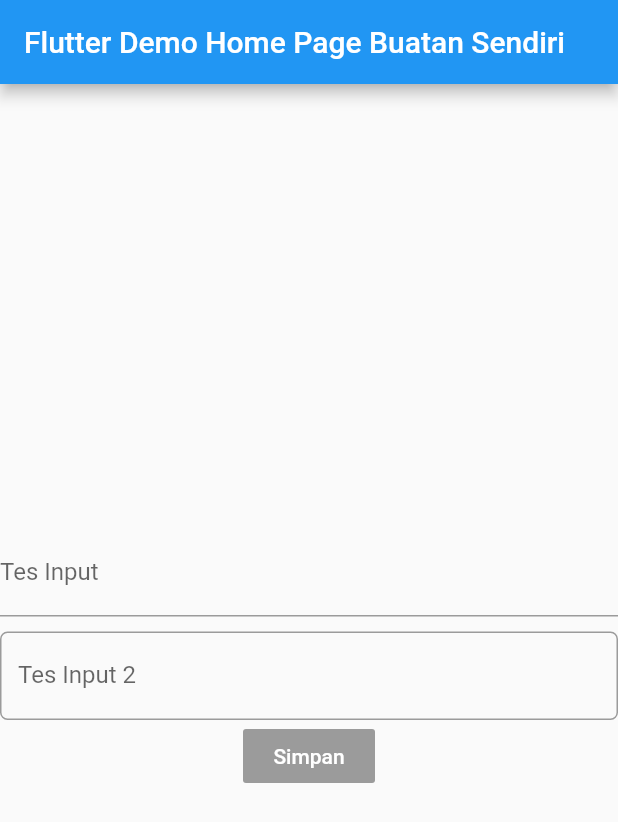
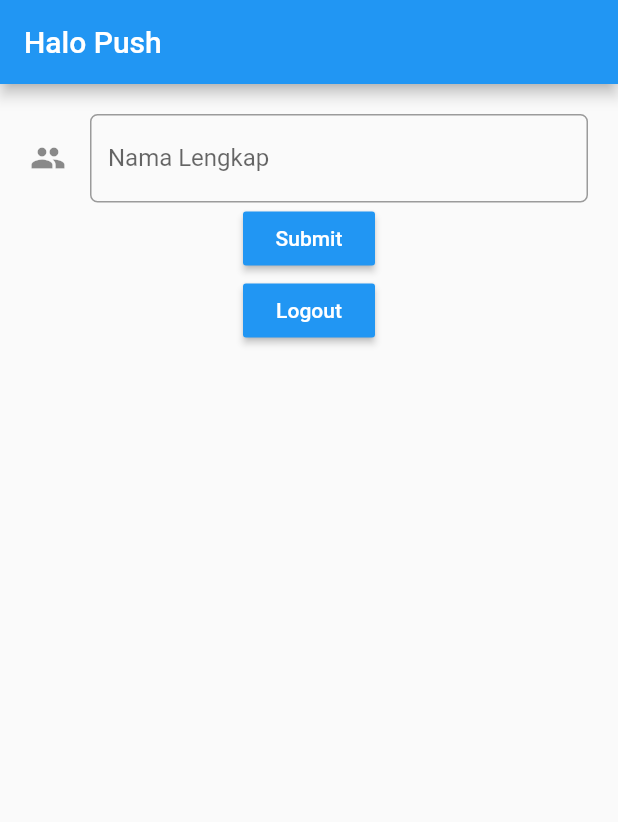
Before and after one commit to estersiwu/flutter_progmob2021, a Flutter app: the Pertemuan1 screen opened directly, on a phone screen of 412 x 824 dp. Shown: the top 822 px of the screen. Run offline on Flutter 3.47's test engine with Material 2 defaults, Android fonts, the phone set to English and light mode, and no system bars; our stand-ins replace shared_preferences; missing offline and left inert: dart:js; accounts and stored records are empty.

```diff
--- a/lib/pertemuan1.dart
+++ b/lib/pertemuan1.dart
@@ -1,4 +1,6 @@
 import 'package:flutter/material.dart';
+import 'package:flutter_progmob_2021/main.dart';
+import 'package:shared_preferences/shared_preferences.dart';
 
 class Pertemuan1 extends StatefulWidget {
   Pertemuan1({Key key, this.title}) : super(key: key);
@@ -10,13 +12,14 @@ class Pertemuan1 extends StatefulWidget {
 }
 
 class _Pertemuan1State extends State<Pertemuan1> {
-  int _counter = 2;
+  final _formKey = GlobalKey<FormState>();
+  //int _counter = 2;
 
-  void _incrementCounter() {
-    setState(() {
-      _counter++;
-    });
-  }
+  //void _incrementCounter() {
+    //setState(() {
+      //_counter++;
+    //});
+  //}
 
   @override
   Widget build(BuildContext context) {
@@ -24,45 +27,56 @@ class _Pertemuan1State extends State<Pertemuan1> {
       appBar: AppBar(
         title: Text(widget.title),
       ),
-      body: Center(
+      body: Form(
+        key: _formKey,
+        child: Container(
+          padding: EdgeInsets.all(20.0),
             child: Column(
-          mainAxisAlignment: MainAxisAlignment.center,
-          children: <Widget>[
+              children: [
               TextFormField(
                 decoration: new InputDecoration(
-               labelText: "Tes Input",
-               hintText: "Teks yang akan diinput formatnya adalah sbb",
+                  hintText: "contoh: Ester Siwu",
+                  labelText: "Nama Lengkap",
+                  icon: Icon(Icons.people),
+                  border: OutlineInputBorder(
+                    borderRadius: new BorderRadius.circular(5.0)),
                 ),
-           ),
-            Padding(
-              padding: EdgeInsets.all(5.0),
-            ),
-            TextFormField(
-              decoration: new InputDecoration(
-                labelText: "Tes Input 2",
-                hintText: "Teks yang akan diinput formatnya adalah sbb",
-                border: OutlineInputBorder(
-                  borderRadius: new BorderRadius.circular(5) ,
-                )
-              ),
+                validator: (value) {
+                  if (value.isEmpty) {
+                    return 'Nama tidak boleh kosong';
+                  }
+                  return null;
+                  },
                 ),
                 RaisedButton(
+                  child: Text(
+                    "Submit",
+                    style: TextStyle(color: Colors.white),
+                  ),
                   color: Colors.blue,
+                  onPressed: () {
+                    if (_formKey.currentState.validate()) {}
+                  },
+                ),
+                RaisedButton(
                   child: Text(
-                "Simpan",
-                style: TextStyle(
-                  color: Colors.white
+                    "Logout",
+                    style: TextStyle(color: Colors.white),
                   ),
+                  color: Colors.blue,
+                  onPressed: () async {
+                    SharedPreferences pref = await SharedPreferences.getInstance();
+                    await pref.setInt("is_login", 0);
+                    Navigator.pushReplacement(
+                      context,
+                      MaterialPageRoute(builder: (context) => MyHomePage(title: "Halo Push",)),
+                    );
+                  },
                 ),
-            )
               ],
             ),
           ),
-      //floatingActionButton: FloatingActionButton(
-        //onPressed: _incrementCounter,
-        //tooltip: 'Increment',
-        //child: Icon(Icons.add),
-      // ), // This trailing comma makes auto-formatting nicer for build methods.
+        ),
       );
   }
 }
--- a/pubspec.yaml
+++ b/pubspec.yaml
@@ -28,6 +28,7 @@ dependencies:
   # The following adds the Cupertino Icons font to your application.
   # Use with the CupertinoIcons class for iOS style icons.
   cupertino_icons: ^1.0.0
+  shared_preferences: ^0.5.12+4
 
 dev_dependencies:
   flutter_test:
```
Also changed, not shown: lib/main.dart (+32 -1 lines), pubspec.lock. Lines whose indentation alone changed are shown as unchanged.
